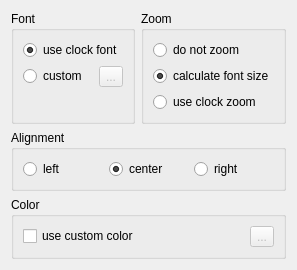
Before: the Qt Designer form plugin_core/base_settings_widget.ui in Kolcha/DigitalClock4, drawn with Qt 5.
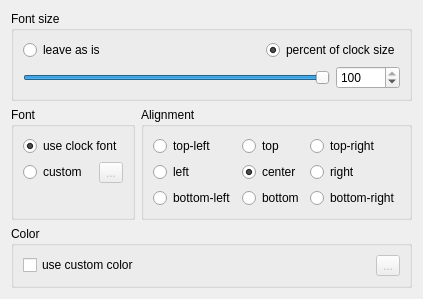
After: the same form once the commit is applied.

Diff of the .ui file:
```diff
--- a/plugin_core/base_settings_widget.ui
+++ b/plugin_core/base_settings_widget.ui
@@ -6,12 +6,67 @@
    <rect>
     <x>0</x>
     <y>0</y>
-    <width>276</width>
-    <height>261</height>
+    <width>400</width>
+    <height>290</height>
    </rect>
   </property>
   <layout class="QGridLayout" name="base_settings_layout">
-   <item row="0" column="0">
+   <item row="0" column="0" colspan="2">
+    <widget class="QGroupBox" name="font_size_group">
+     <property name="title">
+      <string>Font size</string>
+     </property>
+     <layout class="QGridLayout" name="font_size_layout" columnstretch="1,0,0">
+      <item row="0" column="0">
+       <widget class="QRadioButton" name="leave_as_is_rbtn">
+        <property name="text">
+         <string>leave as is</string>
+        </property>
+       </widget>
+      </item>
+      <item row="0" column="1" colspan="2">
+       <widget class="QRadioButton" name="clock_size_percent_rbtn">
+        <property name="text">
+         <string>percent of clock size</string>
+        </property>
+        <property name="checked">
+         <bool>true</bool>
+        </property>
+       </widget>
+      </item>
+      <item row="1" column="0" colspan="2">
+       <widget class="QSlider" name="percent_slider">
+        <property name="minimum">
+         <number>1</number>
+        </property>
+        <property name="maximum">
+         <number>100</number>
+        </property>
+        <property name="value">
+         <number>100</number>
+        </property>
+        <property name="orientation">
+         <enum>Qt::Horizontal</enum>
+        </property>
+       </widget>
+      </item>
+      <item row="1" column="2">
+       <widget class="QSpinBox" name="percent_box">
+        <property name="minimum">
+         <number>1</number>
+        </property>
+        <property name="maximum">
+         <number>100</number>
+        </property>
+        <property name="value">
+         <number>100</number>
+        </property>
+       </widget>
+      </item>
+     </layout>
+    </widget>
+   </item>
+   <item row="1" column="0">
     <widget class="QGroupBox" name="font_group">
      <property name="title">
       <string>Font</string>
@@ -64,53 +119,41 @@
      </layout>
     </widget>
    </item>
-   <item row="0" column="1">
-    <widget class="QGroupBox" name="zoom_group">
-     <property name="title">
-      <string>Zoom</string>
-     </property>
-     <layout class="QVBoxLayout" name="zoom_layout">
-      <item>
-       <widget class="QRadioButton" name="not_zoom">
-        <property name="text">
-         <string>do not zoom</string>
-        </property>
-       </widget>
-      </item>
-      <item>
-       <widget class="QRadioButton" name="font_autosize">
-        <property name="text">
-         <string>calculate font size</string>
-        </property>
-        <property name="checked">
-         <bool>true</bool>
-        </property>
-       </widget>
-      </item>
-      <item>
-       <widget class="QRadioButton" name="clock_zoom">
-        <property name="text">
-         <string>use clock zoom</string>
-        </property>
-       </widget>
-      </item>
-     </layout>
-    </widget>
-   </item>
-   <item row="1" column="0" colspan="2">
+   <item row="1" column="1">
     <widget class="QGroupBox" name="alignment_group">
      <property name="title">
       <string>Alignment</string>
      </property>
-     <layout class="QHBoxLayout" name="alignment_layout">
-      <item>
+     <layout class="QGridLayout" name="alignment_layout">
+      <item row="0" column="0">
+       <widget class="QRadioButton" name="align_top_left_rbtn">
+        <property name="text">
+         <string>top-left</string>
+        </property>
+       </widget>
+      </item>
+      <item row="0" column="1">
+       <widget class="QRadioButton" name="align_top_rbtn">
+        <property name="text">
+         <string>top</string>
+        </property>
+       </widget>
+      </item>
+      <item row="0" column="2">
+       <widget class="QRadioButton" name="align_top_right_rbtn">
+        <property name="text">
+         <string>top-right</string>
+        </property>
+       </widget>
+      </item>
+      <item row="1" column="0">
        <widget class="QRadioButton" name="align_left_rbtn">
         <property name="text">
          <string>left</string>
         </property>
        </widget>
       </item>
-      <item>
+      <item row="1" column="1">
        <widget class="QRadioButton" name="align_center_rbtn">
         <property name="text">
          <string>center</string>
@@ -120,13 +163,34 @@
         </property>
        </widget>
       </item>
-      <item>
+      <item row="1" column="2">
        <widget class="QRadioButton" name="align_right_rbtn">
         <property name="text">
          <string>right</string>
         </property>
        </widget>
       </item>
+      <item row="2" column="0">
+       <widget class="QRadioButton" name="align_bottom_left_rbtn">
+        <property name="text">
+         <string>bottom-left</string>
+        </property>
+       </widget>
+      </item>
+      <item row="2" column="1">
+       <widget class="QRadioButton" name="align_bottom_rbtn">
+        <property name="text">
+         <string>bottom</string>
+        </property>
+       </widget>
+      </item>
+      <item row="2" column="2">
+       <widget class="QRadioButton" name="align_bottom_right_rbtn">
+        <property name="text">
+         <string>bottom-right</string>
+        </property>
+       </widget>
+      </item>
      </layout>
     </widget>
    </item>
```
Left out of the diff: 80 changed lines with no effect on the pictures.
